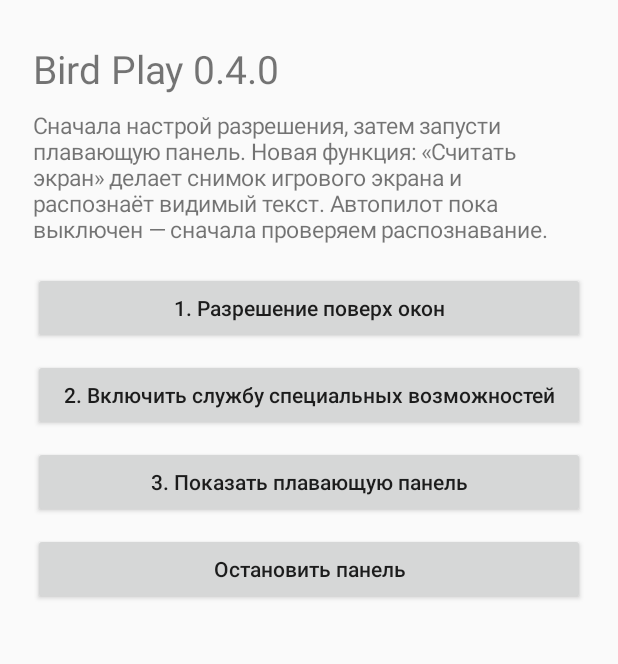
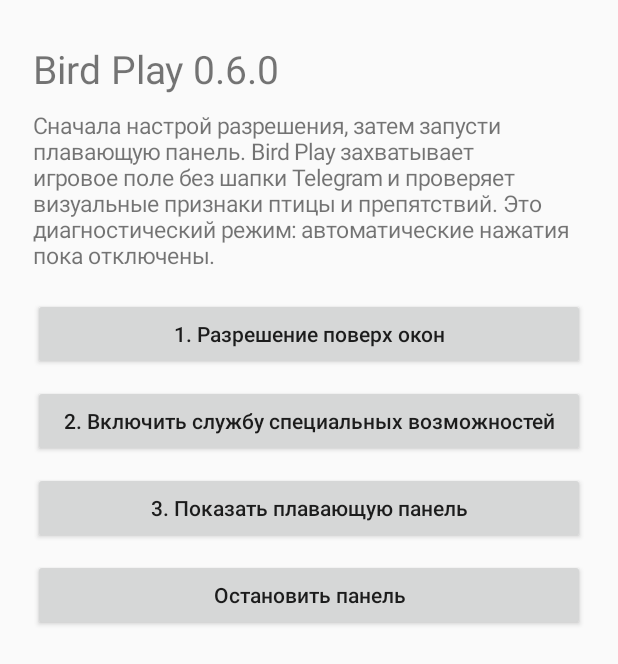
Before and after one commit to Lucis-Caelum/Bird-app, an Android app: the screen it shows after launch (MainActivity), on a phone screen of 412 x 824 dp. Shown: the top 664 px of the screen. Run offline under Robolectric (Android 15) with nearby library versions, the phone set to English and light mode, and no system bars.

Commit message:
Update app description for visual gameplay diagnostics

```diff
--- a/app/src/main/java/com/luciscaelum/slayautoplayer/MainActivity.kt
+++ b/app/src/main/java/com/luciscaelum/slayautoplayer/MainActivity.kt
@@ -25,12 +25,12 @@ class MainActivity : Activity() {
         }
 
         content.addView(TextView(this).apply {
-            text = "Bird Play 0.4.0"
+            text = "Bird Play 0.6.0"
             textSize = 26f
         })
 
         content.addView(TextView(this).apply {
-            text = "Сначала настрой разрешения, затем запусти плавающую панель. Новая функция: «Считать экран» делает снимок игрового экрана и распознаёт видимый текст. Автопилот пока выключен — сначала проверяем распознавание."
+            text = "Сначала настрой разрешения, затем запусти плавающую панель. Bird Play захватывает игровое поле без шапки Telegram и проверяет визуальные признаки птицы и препятствий. Это диагностический режим: автоматические нажатия пока отключены."
             textSize = 15f
             setPadding(0, dp(10), 0, dp(8))
         })
```
